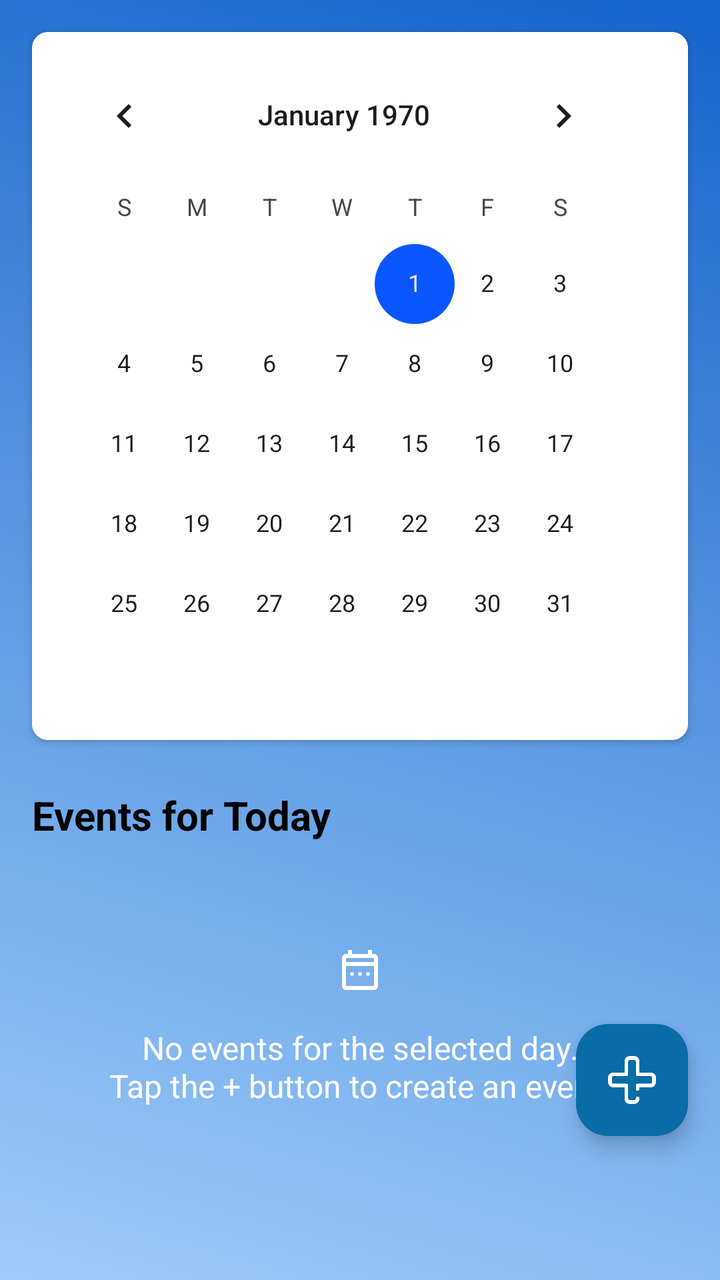
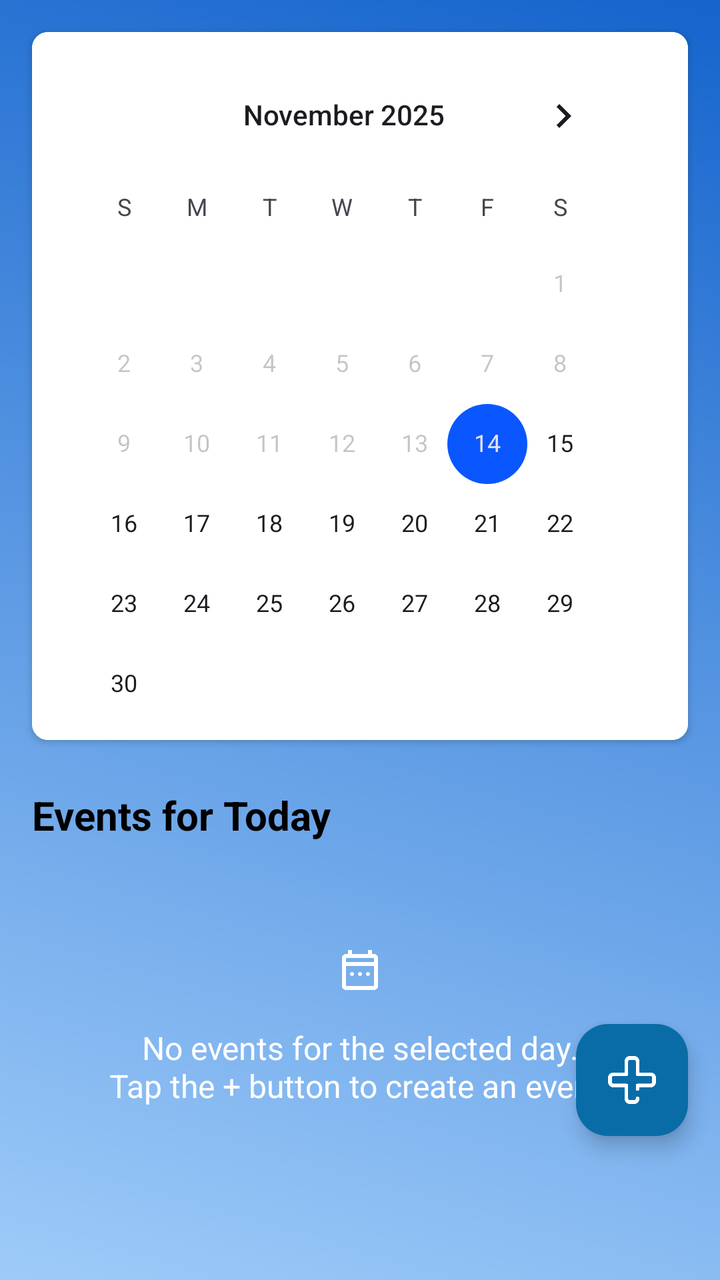

The first picture is an Android layout as it rendered before a commit; the second is the same layout after the commit. The layout source and the unified diff follow.
<!-- AndroidManifest.xml: application theme Theme.PoolApp -->
<!-- res/layout/po_calendar.xml -->
<?xml version="1.0" encoding="utf-8"?>
<androidx.constraintlayout.widget.ConstraintLayout
    xmlns:android="http://schemas.android.com/apk/res/android"
    xmlns:app="http://schemas.android.com/apk/res-auto"
    xmlns:tools="http://schemas.android.com/tools"
    android:layout_width="match_parent"
    android:layout_height="match_parent"
    android:background="@drawable/pbg"
    tools:context=".PO_Calendar">

    <androidx.core.widget.NestedScrollView
        android:layout_width="match_parent"
        android:layout_height="0dp"
        android:clipToPadding="false"
        android:paddingBottom="80dp"
        app:layout_constraintTop_toTopOf="parent"
        app:layout_constraintBottom_toBottomOf="parent">

        <LinearLayout
            android:layout_width="match_parent"
            android:layout_height="wrap_content"
            android:orientation="vertical">

            <androidx.cardview.widget.CardView
                android:id="@+id/calendar_card"
                android:layout_width="match_parent"
                android:layout_height="wrap_content"
                android:layout_margin="16dp"
                app:cardCornerRadius="8dp"
                app:cardElevation="2dp">

                <CalendarView
                    android:id="@+id/calendar_view"
                    android:layout_width="match_parent"
                    android:layout_height="wrap_content"
                    android:background="@color/white"
                    android:focusedMonthDateColor="@color/black"
                    android:padding="8dp"
                    android:selectedWeekBackgroundColor="@color/PrimaryColour"
                    android:unfocusedMonthDateColor="@color/grey" />

            </androidx.cardview.widget.CardView>

            <TextView
                android:id="@+id/tv_events_header"
                android:layout_width="match_parent"
                android:layout_height="wrap_content"
                android:paddingHorizontal="16dp"
                android:paddingTop="8dp"
                android:paddingBottom="4dp"
                android:text="Events for Today"
                android:textColor="@color/black"
                android:textSize="20sp"
                android:textStyle="bold" />

            <androidx.recyclerview.widget.RecyclerView
                android:id="@+id/rv_events"
                android:layout_width="match_parent"
                android:layout_height="wrap_content"
                android:clipToPadding="false"
                android:nestedScrollingEnabled="false"
                android:paddingHorizontal="16dp"
                android:paddingBottom="16dp"
                tools:itemCount="3"
                tools:listitem="@layout/item_event_list" />

            <TextView
                android:id="@+id/tv_no_events"
                android:layout_width="match_parent"
                android:layout_height="wrap_content"
                android:drawableTop="@drawable/ic_calendar_white_24dp"
                android:drawablePadding="16dp"
                android:drawableTint="@color/colorSurface"
                android:gravity="center"
                android:padding="32dp"
                android:text="No events for the selected day.\nTap the + button to create an event."
                android:textColor="@color/colorSurface"
                android:textSize="16sp" />

        </LinearLayout>
    </androidx.core.widget.NestedScrollView>

    <com.google.android.material.floatingactionbutton.FloatingActionButton
        android:id="@+id/fab_add_event"
        android:layout_width="wrap_content"
        android:layout_height="wrap_content"
        android:layout_marginEnd="16dp"
        android:layout_marginBottom="72dp"
        android:src="@drawable/plus"
        app:tint="@color/white"
        app:backgroundTint="@color/PrimaryColour"
        app:layout_constraintBottom_toBottomOf="parent"
        app:layout_constraintEnd_toEndOf="parent"
        android:contentDescription="Add Event" />

</androidx.constraintlayout.widget.ConstraintLayout>
<!-- res/layout/item_event_list.xml (included above) -->
<?xml version="1.0" encoding="utf-8"?>
<androidx.cardview.widget.CardView
    xmlns:android="http://schemas.android.com/apk/res/android"
    xmlns:app="http://schemas.android.com/apk/res-auto"
    android:id="@+id/card_event"
    android:layout_width="match_parent"
    android:layout_height="wrap_content"
    android:layout_marginBottom="8dp"
    app:cardCornerRadius="8dp"
    app:cardElevation="2dp">

    <LinearLayout
        android:layout_width="match_parent"
        android:layout_height="wrap_content"
        android:orientation="horizontal"
        android:padding="16dp"
        android:gravity="center_vertical">

        <View
            android:id="@+id/view_status_indicator"
            android:layout_width="8dp"
            android:layout_height="match_parent"
            android:minHeight="50dp"
            android:layout_marginEnd="12dp"
            android:background="@color/PrimaryColour" />

        <LinearLayout
            android:layout_width="0dp"
            android:layout_height="wrap_content"
            android:layout_weight="1"
            android:orientation="vertical">

            <TextView
                android:id="@+id/tv_event_title"
                android:layout_width="wrap_content"
                android:layout_height="wrap_content"
                android:text="Backwash Filter"
                android:textColor="@color/black"
                android:textSize="18sp"
                android:textStyle="bold"
                android:maxLines="1"
                android:ellipsize="end"/>

            <LinearLayout
                android:layout_width="wrap_content"
                android:layout_height="wrap_content"
                android:orientation="horizontal"
                android:layout_marginTop="4dp"
                android:gravity="center_vertical">

                <ImageView
                    android:layout_width="16dp"
                    android:layout_height="16dp"
                    android:src="@drawable/ic_clock_white_24dp"
                    app:tint="@color/grey"
                    android:layout_marginEnd="6dp"
                    android:contentDescription="Time" />

                <TextView
                    android:id="@+id/tv_event_time"
                    android:layout_width="wrap_content"
                    android:layout_height="wrap_content"
                    android:text="10:00 AM - 11:00 AM"
                    android:textSize="16sp"
                    android:textColor="@color/grey"/>

                <TextView
                    android:layout_width="wrap_content"
                    android:layout_height="wrap_content"
                    android:text=" | "
                    android:textSize="14sp"
                    android:textColor="@color/grey"/>

                <TextView
                    android:id="@+id/tv_event_status"
                    android:layout_width="wrap_content"
                    android:layout_height="wrap_content"
                    android:text="Scheduled"
                    android:textSize="16sp"
                    android:textColor="@color/PrimaryColour"
                    android:textStyle="italic"/>
            </LinearLayout>

        </LinearLayout>

        <ImageView
            android:layout_width="24dp"
            android:layout_height="24dp"
            android:src="@drawable/ic_arrow_forward_black_24dp"
            app:tint="@color/grey"
            android:contentDescription="Details" />

    </LinearLayout>
</androidx.cardview.widget.CardView>
<!-- resources referenced by this layout -->
<resources>
  <color name="PrimaryColour">#096ca7</color>
  <color name="black">#FF000000</color>
  <color name="colorSurface">#FFFFFF</color>
  <color name="grey">#A9A9A9</color>
  <color name="white">#FFFFFFFF</color>
  <!-- drawable ic_arrow_forward_black_24dp (drawable) -->
  <vector xmlns:android="http://schemas.android.com/apk/res/android"
      android:width="24dp"
      android:height="24dp"
      android:viewportWidth="24"
      android:viewportHeight="24"
      android:tint="#000000"> <path
      android:fillColor="@android:color/black"
      android:pathData="M12,4l-1.41,1.41L16.17,11H4v2h12.17l-5.58,5.59L12,20l8,-8z"/>
  </vector>
  <!-- drawable ic_calendar_white_24dp (drawable) -->
  <vector xmlns:android="http://schemas.android.com/apk/res/android"
      android:width="24dp"
      android:height="24dp"
      android:viewportWidth="24"
      android:viewportHeight="24">
      <path
          android:fillColor="@color/white"
          android:pathData="M19,4H18V2H16V4H8V2H6V4H5C3.89,4 3,4.9 3,6V20C3,21.11 3.9,22 5,22H19C20.11,22 21,21.11 21,20V6C21,4.9 20.11,4 19,4M19,20H5V10H19V20M19,8H5V6H19V8M12,13C12.55,13 13,13.45 13,14C13,14.55 12.55,15 12,15C11.45,15 11,14.55 11,14C11,13.45 11.45,13 12,13M16,13C16.55,13 17,13.45 17,14C17,14.55 16.55,15 16,15C15.45,15 15,14.55 15,14C15,13.45 15.45,13 16,13M8,13C8.55,13 9,13.45 9,14C9,14.55 8.55,15 8,15C7.45,15 7,14.55 7,14C7,13.45 7.45,13 8,13Z" />
  </vector>
  <!-- drawable ic_clock_white_24dp (drawable) -->
  <vector xmlns:android="http://schemas.android.com/apk/res/android"
      android:width="24dp"
      android:height="24dp"
      android:viewportWidth="24"
      android:viewportHeight="24">
      <path
          android:fillColor="@color/white"
          android:pathData="M12,20A8,8 0 0,0 20,12A8,8 0 0,0 12,4A8,8 0 0,0 4,12A8,8 0 0,0 12,20M12,2A10,10 0 0,1 22,12A10,10 0 0,1 12,22C6.47,22 2,17.5 2,12A10,10 0 0,1 12,2M12.5,7V12.25L17,14.92L16.25,16.15L11,13V7H12.5Z" />
  </vector>
  <!-- drawable pbg: png bitmap (drawable, 122204 bytes) -->
  <!-- drawable plus: png bitmap (drawable, 10759 bytes) -->
  <style name="Theme.PoolApp" parent="Theme.Material3.DayNight.NoActionBar">
          <item name="colorPrimary">@color/colorPrimary</item>
          <item name="colorPrimaryVariant">@color/colorPrimaryVariant</item>
          <item name="colorOnPrimary">@color/colorOnPrimary</item>
          <item name="colorSecondary">@color/colorSecondary</item>
          <item name="colorOnSecondary">@color/colorOnSecondary</item>
          <item name="colorSurface">@color/colorSurface</item>
          <item name="colorOnSurface">@color/colorOnSurface</item>
          <item name="android:statusBarColor" tools:targetApi="l">?attr/colorPrimaryVariant</item>
      </style>
  <color name="colorPrimary">#096ca7</color>
  <color name="colorPrimaryVariant">#034b75</color>
  <color name="colorOnPrimary">#FFFFFF</color>
  <color name="colorSecondary">#0A57FF</color>
  <color name="colorOnSecondary">#FFFFFF</color>
  <color name="colorOnSurface">#1C1B1F</color>
</resources>

<!-- the commit's change to res/layout/po_calendar.xml (unified diff, before → after) -->
@@ -37,7 +37,8 @@
                     android:focusedMonthDateColor="@color/black"
                     android:padding="8dp"
                     android:selectedWeekBackgroundColor="@color/PrimaryColour"
-                    android:unfocusedMonthDateColor="@color/grey" />
+                    android:unfocusedMonthDateColor="@color/grey"
+                    android:minDate="11/14/2025"/>
 
             </androidx.cardview.widget.CardView>
 
